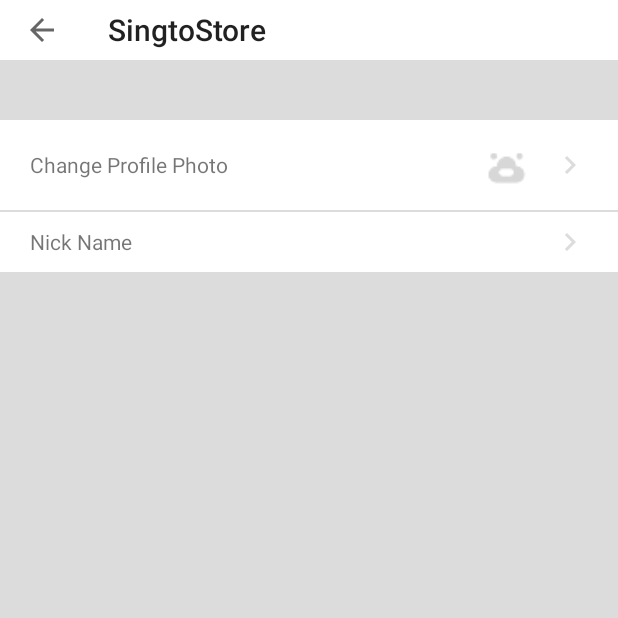
After one commit to singtolee/ANDROID-SS-KORAT, an Android app: the UserProfileActivity screen opened directly, with no data from a screen before it, on a phone screen of 412 x 824 dp, the top half of it. The commit adds this screen. Run offline under Robolectric (Android 15) with nearby library versions, the phone set to English and light mode, and no system bars; our stand-ins replace Firebase (no records; nobody signed in at launch, a user with empty details on screens opened directly), Picasso; pictures from the network do not load.

Commit message:
activity slide as IOS does use animation

```diff
--- a/app/src/main/AndroidManifest.xml
+++ b/app/src/main/AndroidManifest.xml
@@ -41,7 +41,9 @@
         </activity>
         <activity android:name=".loginRegister.LoginActivity" />
         <activity android:name=".loginRegister.RegisterActivity" />
-        <activity android:name=".loginRegister.ResetPasswordActivity"></activity>
+        <activity android:name=".loginRegister.ResetPasswordActivity" />
+        <activity
+            android:name=".MeTab.UserProfileActivity" />
     </application>
 
 </manifest>
--- /dev/null
+++ b/app/src/main/java/store/singto/singtostore/MeTab/UserProfileActivity.java
@@ -0,0 +1,91 @@
+
+package store.singto.singtostore.MeTab;
+
+import android.support.v7.app.AppCompatActivity;
+import android.os.Bundle;
+import android.view.MenuItem;
+import android.view.View;
+import android.widget.ImageView;
+import android.widget.RelativeLayout;
+import android.support.v7.widget.Toolbar;
+import android.widget.TextView;
+
+import com.google.firebase.auth.FirebaseAuth;
+import com.squareup.picasso.Picasso;
+
+import store.singto.singtostore.R;
+import store.singto.singtostore.TOOLS.RoundedImg;
+
+public class UserProfileActivity extends AppCompatActivity implements View.OnClickListener{
+    private FirebaseAuth auth;
+    private RelativeLayout editavatar, editname;
+    private ImageView smalluseravatar;
+    private TextView smallusername;
+    private Toolbar toolbar;
+
+
+    @Override
+    protected void onCreate(Bundle savedInstanceState) {
+        super.onCreate(savedInstanceState);
+        setContentView(R.layout.activity_user_profile);
+        setupview();
+
+    }
+
+    void setupview(){
+
+        toolbar = findViewById(R.id.userprofiletoolbar);
+        setSupportActionBar(toolbar);
+        getSupportActionBar().setDisplayShowHomeEnabled(true);
+        getSupportActionBar().setDisplayHomeAsUpEnabled(true);
+
+
+        auth = FirebaseAuth.getInstance();
+        editavatar = findViewById(R.id.editUserAvatar);
+        editavatar.setOnClickListener(this);
+        editname = findViewById(R.id.editUserName);
+        editname.setOnClickListener(this);
+
+        smalluseravatar = findViewById(R.id.smalluseravater);
+        smallusername = findViewById(R.id.smallusername);
+    }
+
+    @Override
+    public void onClick(View view) {
+        switch (view.getId()){
+            case R.id.editUserAvatar:
+                //change profile photo
+                break;
+            case R.id.editUserName:
+                //change name
+                break;
+            default:
+                break;
+        }
+    }
+
+    @Override
+    protected void onStart() {
+        super.onStart();
+        if(auth.getCurrentUser() != null ){
+            smallusername.setText(auth.getCurrentUser().getDisplayName());
+            Picasso.with(this).load(auth.getCurrentUser().getPhotoUrl()).transform(new RoundedImg()).error(R.mipmap.ic_useravatar).into(smalluseravatar);
+        }
+    }
+
+    @Override
+    public boolean onOptionsItemSelected(MenuItem item) {
+        if(item.getItemId() == android.R.id.home){
+            finish();
+            overridePendingTransition(R.xml.slide_from_left, R.xml.slide_to_right);
+            return true;
+        }
+        return super.onOptionsItemSelected(item);
+    }
+
+    @Override
+    public void onBackPressed() {
+        super.onBackPressed();
+        overridePendingTransition(R.xml.slide_from_left,R.xml.slide_to_right);
+    }
+}
--- /dev/null
+++ b/app/src/main/res/drawable/ic_chevron_right_black_24dp.xml
@@ -0,0 +1,9 @@
+<vector xmlns:android="http://schemas.android.com/apk/res/android"
+        android:width="24dp"
+        android:height="24dp"
+        android:viewportWidth="24.0"
+        android:viewportHeight="24.0">
+    <path
+        android:fillColor="#FF000000"
+        android:pathData="M10,6L8.59,7.41 13.17,12l-4.58,4.59L10,18l6,-6z"/>
+</vector>
--- /dev/null
+++ b/app/src/main/res/layout/activity_user_profile.xml
@@ -0,0 +1,84 @@
+<?xml version="1.0" encoding="utf-8"?>
+<LinearLayout xmlns:android="http://schemas.android.com/apk/res/android"
+    xmlns:tools="http://schemas.android.com/tools"
+    android:layout_width="match_parent"
+    android:layout_height="match_parent"
+    android:orientation="vertical"
+    android:background="@color/colorPrimaryDark"
+    tools:context="store.singto.singtostore.MeTab.UserProfileActivity">
+
+    <android.support.v7.widget.Toolbar
+        android:background="@color/colorWhite"
+        android:id="@+id/userprofiletoolbar"
+        android:layout_width="match_parent"
+        android:layout_height="@dimen/dp40"></android.support.v7.widget.Toolbar>
+
+    <RelativeLayout
+        android:id="@+id/editUserAvatar"
+        android:layout_marginTop="@dimen/dp40"
+        android:background="@color/colorWhite"
+        android:layout_width="match_parent"
+        android:layout_height="@dimen/dp60">
+
+        <TextView
+            android:layout_centerVertical="true"
+            android:layout_marginStart="@dimen/dp20"
+            android:text="@string/changeavatar"
+            android:layout_width="wrap_content"
+            android:layout_height="wrap_content" />
+
+        <ImageView
+            android:layout_marginRight="@dimen/dp10"
+            android:layout_toLeftOf="@+id/rightarrow"
+            android:layout_centerVertical="true"
+            android:id="@+id/smalluseravater"
+            android:layout_width="@dimen/dp40"
+            android:layout_height="@dimen/dp40" />
+
+        <ImageView
+            android:id="@+id/rightarrow"
+            android:tint="@color/colorPrimaryDark"
+            android:layout_centerVertical="true"
+            android:layout_alignParentEnd="true"
+            android:layout_marginEnd="@dimen/dp20"
+            android:src="@drawable/ic_chevron_right_black_24dp"
+            android:layout_width="wrap_content"
+            android:layout_height="wrap_content" />
+
+    </RelativeLayout>
+
+    <RelativeLayout
+        android:focusable="true"
+        android:focusableInTouchMode="true"
+        android:id="@+id/editUserName"
+        android:layout_marginTop="@dimen/dp1"
+        android:background="@color/colorWhite"
+        android:layout_width="match_parent"
+        android:layout_height="@dimen/dp40">
+        <TextView
+            android:layout_centerVertical="true"
+            android:layout_marginStart="@dimen/dp20"
+            android:text="@string/nickname"
+            android:layout_width="wrap_content"
+            android:layout_height="wrap_content" />
+
+        <TextView
+            android:layout_marginRight="@dimen/dp10"
+            android:layout_toLeftOf="@+id/rightarrow2"
+            android:layout_centerVertical="true"
+            android:id="@+id/smallusername"
+            android:layout_width="wrap_content"
+            android:layout_height="wrap_content" />
+
+        <ImageView
+            android:tint="@color/colorPrimaryDark"
+            android:id="@+id/rightarrow2"
+            android:layout_centerVertical="true"
+            android:layout_alignParentEnd="true"
+            android:layout_marginEnd="@dimen/dp20"
+            android:src="@drawable/ic_chevron_right_black_24dp"
+            android:layout_width="wrap_content"
+            android:layout_height="wrap_content" />
+    </RelativeLayout>
+
+</LinearLayout>
--- a/app/src/main/res/layout/fragment_tab_me.xml
+++ b/app/src/main/res/layout/fragment_tab_me.xml
@@ -1,5 +1,4 @@
 <LinearLayout xmlns:android="http://schemas.android.com/apk/res/android"
-    xmlns:app="http://schemas.android.com/apk/res-auto"
     xmlns:tools="http://schemas.android.com/tools"
     android:layout_width="match_parent"
     android:layout_height="match_parent"
--- a/app/src/main/res/values/dimens.xml
+++ b/app/src/main/res/values/dimens.xml
@@ -11,10 +11,12 @@
     <dimen name="dp100">100dp</dimen>
     <dimen name="dp90">90dp</dimen>
     <dimen name="dp80">80dp</dimen>
+    <dimen name="dp60">60dp</dimen>
     <dimen name="dp40">40dp</dimen>
     <dimen name="dp20">20dp</dimen>
     <dimen name="dp10">10dp</dimen>
     <dimen name="dp16">16dp</dimen>
+    <dimen name="dp4">4dp</dimen>
     <dimen name="dp1">1dp</dimen>
 
 
--- /dev/null
+++ b/app/src/main/res/values/integers.xml
@@ -0,0 +1,4 @@
+<?xml version="1.0" encoding="utf-8"?>
+<resources>
+    <integer name="slide_animation_duration">300</integer>
+</resources>
--- a/app/src/main/res/values/strings.xml
+++ b/app/src/main/res/values/strings.xml
@@ -26,5 +26,9 @@
     <string name="submitting">Submitting</string>
     <string name="resetpasswordemailsended">Check your Email to Reset Password</string>
     <string name="ok">OK</string>
+    <string name="yourdetails">Your Details</string>
+    <string name="changeavatar">Change Profile Photo</string>
+    <string name="nickname">Nick Name</string>
+    <string name="nicknamesemicolon">Nick Name :</string>
 
 </resources>
--- a/app/src/main/res/values/styles.xml
+++ b/app/src/main/res/values/styles.xml
@@ -11,7 +11,7 @@
 
     <style name="MyTheme" parent="@style/Theme.AppCompat.Light.NoActionBar">
         <item name="colorPrimary">@color/colorPrimary</item>
-        <item name="colorPrimaryDark">@color/colorBlack</item>
+        <item name="colorPrimaryDark">@color/colorPrimaryDark</item>
         <item name="colorAccent">@color/colorAccent</item>
     </style>
 
--- /dev/null
+++ b/app/src/main/res/xml/slide_from_left.xml
@@ -0,0 +1,6 @@
+<?xml version="1.0" encoding="utf-8"?>
+<set xmlns:android="http://schemas.android.com/apk/res/android">
+    <translate android:fromXDelta="-100%p" android:toXDelta="0"
+        android:interpolator="@android:anim/accelerate_decelerate_interpolator"
+        android:duration="@integer/slide_animation_duration"/>
+</set>
--- /dev/null
+++ b/app/src/main/res/xml/slide_from_right.xml
@@ -0,0 +1,6 @@
+<?xml version="1.0" encoding="utf-8"?>
+<set xmlns:android="http://schemas.android.com/apk/res/android">
+    <translate android:fromXDelta="100%p" android:toXDelta="0"
+        android:interpolator="@android:anim/accelerate_decelerate_interpolator"
+        android:duration="@integer/slide_animation_duration"/>
+</set>
--- /dev/null
+++ b/app/src/main/res/xml/slide_to_left.xml
@@ -0,0 +1,6 @@
+<?xml version="1.0" encoding="utf-8"?>
+<set xmlns:android="http://schemas.android.com/apk/res/android">
+    <translate android:fromXDelta="0" android:toXDelta="-100%p"
+        android:interpolator="@android:anim/accelerate_decelerate_interpolator"
+        android:duration="@integer/slide_animation_duration"/>
+</set>
--- /dev/null
+++ b/app/src/main/res/xml/slide_to_right.xml
@@ -0,0 +1,6 @@
+<?xml version="1.0" encoding="utf-8"?>
+<set xmlns:android="http://schemas.android.com/apk/res/android">
+    <translate android:fromXDelta="0" android:toXDelta="100%p"
+        android:interpolator="@android:anim/accelerate_decelerate_interpolator"
+        android:duration="@integer/slide_animation_duration"/>
+</set>
```
Also changed, not shown: app/src/main/java/store/singto/singtostore/MeTab/TabMeFragment.java (+18 -0 lines), app/src/main/res/menu/edituserprofile.xml (added, +10 -0 lines).
